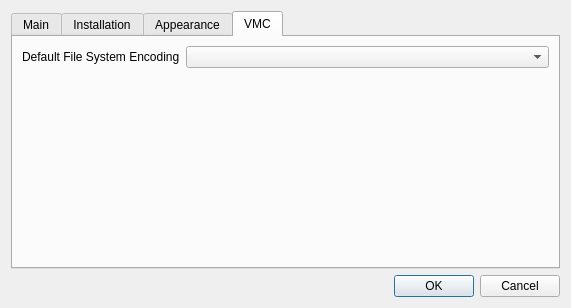
Above: src/OplPcTools/UI/SettingsDialog.ui from brainstream/OPL-PC-Tools before the change. Below: the same form after it.
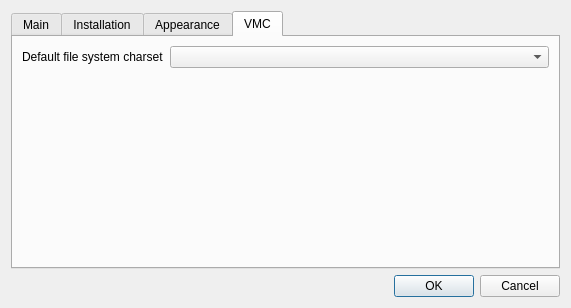
That is the form after the change. The open tabs and pages were chosen to show the change.

Commit message: Information about charset added in the VMC list and VMC properties dialog

The edit to the form file:
```diff
--- a/src/OplPcTools/UI/SettingsDialog.ui
+++ b/src/OplPcTools/UI/SettingsDialog.ui
@@ -169,7 +169,7 @@
        <item row="0" column="0">
         <widget class="QLabel" name="mp_label_vmc_fs_encoding">
          <property name="text">
-          <string>Default File System Encoding</string>
+          <string>Default file system charset</string>
          </property>
         </widget>
        </item>
```
Left out of the diff: 4 changed lines with no effect on the pictures. The commit also changes 10 other files.
